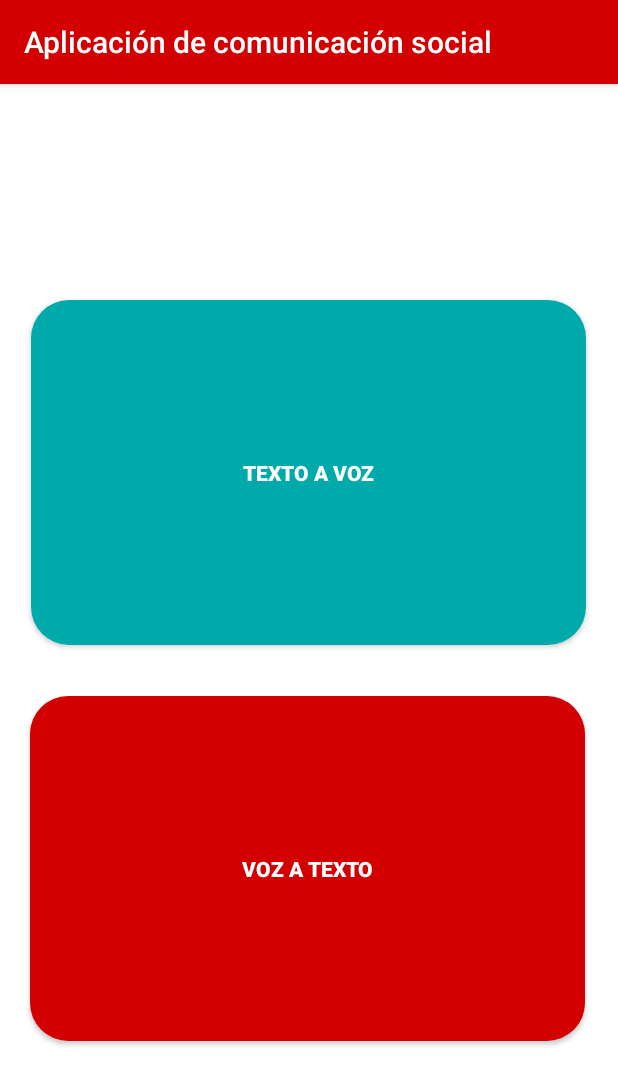
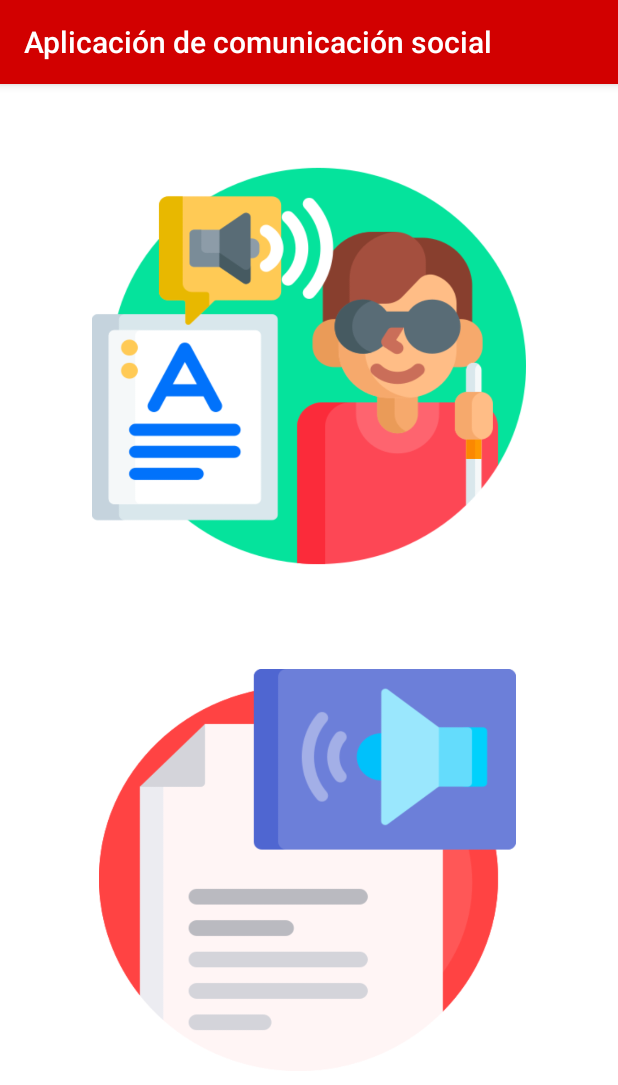
Before and after one commit to LS18025/ProyectoARC_2023, an Android app: the screen it shows after launch (MainActivity), on a phone screen of 412 x 824 dp. Shown: the top 1085 px of the screen. Run offline under Robolectric (Android 15) with nearby library versions, the phone set to English and light mode, and no system bars.

Commit message:
cambios interfaz 2

```diff
--- a/app/src/main/res/layout/activity_main.xml
+++ b/app/src/main/res/layout/activity_main.xml
@@ -4,37 +4,38 @@
 	android:background="#FFFFFF"
 	android:orientation="horizontal">
 
+	<ImageButton
+		android:id="@+id/btnTexto"
+		android:layout_width="289dp"
+		android:layout_height="276dp"
+		android:layout_alignParentTop="true"
+		android:layout_alignParentEnd="true"
+		android:layout_alignParentRight="true"
+		android:layout_marginTop="50dp"
+		android:layout_marginEnd="61dp"
+		android:layout_marginRight="61dp"
+		android:background="@drawable/texto_a_v"
+		android:fontFamily="sans-serif-black"
+		android:text="Texto a Voz"
+		android:textColor="#FFFFFF" />
 
-	<Button
+	<ImageButton
 		android:id="@+id/btnVoz"
-		android:layout_width="370dp"
-		android:layout_height="230dp"
+		android:layout_width="278dp"
+		android:layout_height="268dp"
 		android:layout_alignParentStart="true"
 		android:layout_alignParentLeft="true"
 		android:layout_alignParentTop="true"
-		android:layout_marginStart="20dp"
-		android:layout_marginLeft="20dp"
-		android:layout_marginTop="408dp"
+		android:layout_marginStart="66dp"
+		android:layout_marginLeft="66dp"
+		android:layout_marginTop="390dp"
 
-		android:background="@drawable/ovaloback"
+		android:background="@drawable/voz_atext"
 		android:fontFamily="sans-serif-black"
 		android:text="Voz a texto"
 		android:textColor="#FFFFFF" />
 
-	<Button
-		android:id="@+id/btnTexto"
-		android:layout_width="370dp"
-		android:layout_height="230dp"
-		android:layout_alignParentTop="true"
-		android:layout_alignParentEnd="true"
-		android:layout_alignParentRight="true"
-		android:layout_marginTop="144dp"
-		android:layout_marginEnd="21dp"
-		android:layout_marginRight="21dp"
-		android:background="@drawable/ovalce"
-		android:fontFamily="sans-serif-black"
-		android:text="Texto a Voz"
-		android:textColor="#FFFFFF" />
+
 
 
 </RelativeLayout>
--- a/app/src/main/res/layout/voz_texto.xml
+++ b/app/src/main/res/layout/voz_texto.xml
@@ -17,14 +17,14 @@
 
         <ImageView
             android:id="@+id/btnSpeak"
-            android:layout_width="159dp"
-            android:layout_height="171dp"
+            android:layout_width="142dp"
+            android:layout_height="195dp"
             android:layout_alignParentBottom="true"
             android:layout_centerHorizontal="true"
             android:layout_marginBottom="60dp"
             android:gravity="center"
             android:onClick="getSpeechInput"
-            android:src="@drawable/ic_mic" />
+            android:src="@drawable/micro_rojo" />
 
 
 </RelativeLayout>
```
Also changed, not shown: app/src/main/res/drawable/micro_rojo.png (added), app/src/main/res/drawable/texto_a_v.png (added), app/src/main/res/drawable/texto_a_voz.png (added), app/src/main/res/drawable/voz_atext.png (added).
